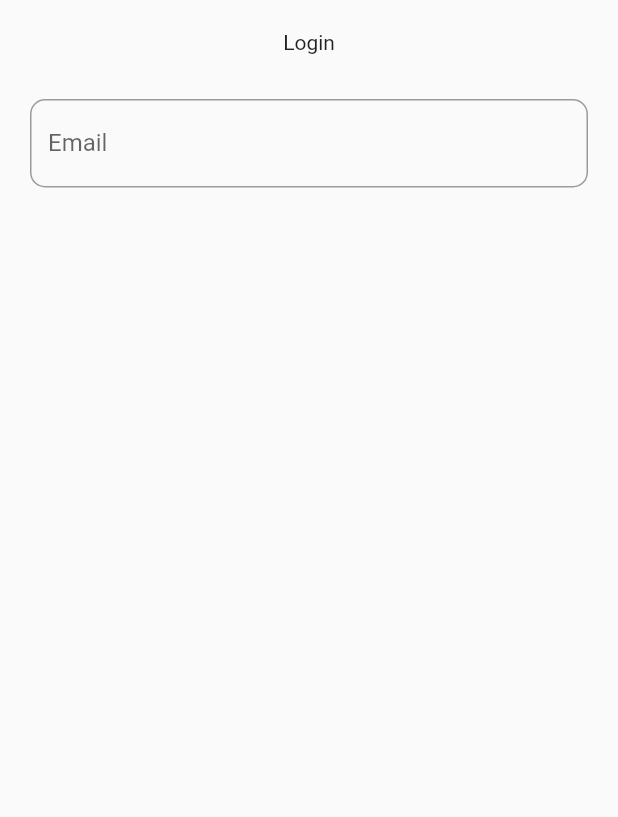
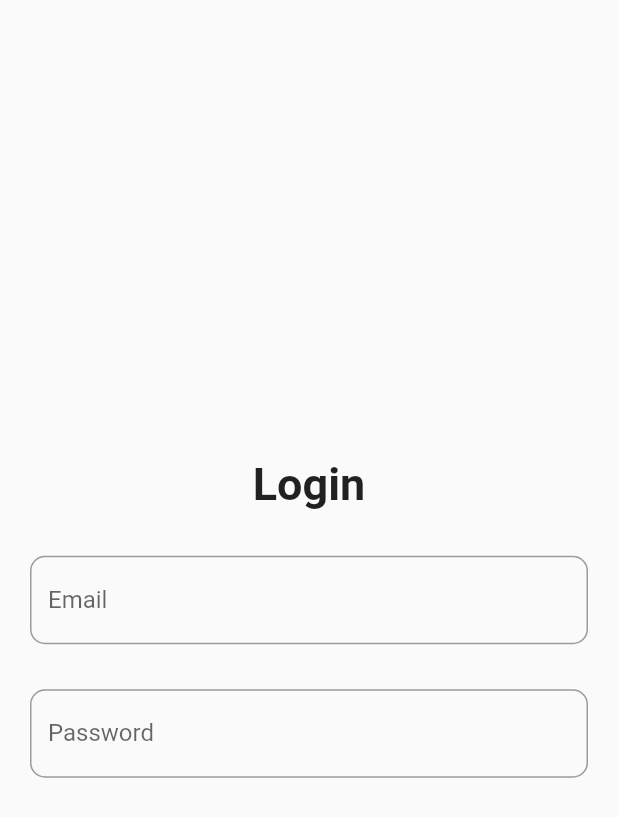
Before and after one commit to fathonix/CRUD-API-Flutter, a Flutter app: the LoginPage screen opened directly, on a phone screen of 412 x 824 dp. Shown: the top 817 px of the screen. Run offline on Flutter 3.47's test engine with Material 2 defaults, Android fonts, the phone set to English and light mode, and no system bars; our stand-ins replace flutter_secure_storage; accounts and stored records are empty.

Commit message:
Hide Status Bar

```diff
--- a/lib/main.dart
+++ b/lib/main.dart
@@ -1,5 +1,6 @@
 import 'package:flutter/material.dart';
 import 'pages/home_page.dart';
+import 'pages/login_page.dart';
 
 void main() async {
   runApp(const MyApp());
@@ -11,7 +12,7 @@ class MyApp extends StatelessWidget {
   @override
   Widget build(BuildContext context) {
     return const MaterialApp(
-      home: HomePage(),
+      home: LoginPage(),
     );
   }
 }
--- a/lib/pages/login_page.dart
+++ b/lib/pages/login_page.dart
@@ -1,4 +1,5 @@
 import 'package:flutter/material.dart';
+import 'package:flutter/services.dart';
 
 class LoginPage extends StatefulWidget {
   const LoginPage({super.key});
@@ -14,9 +15,18 @@ class _LoginPageState extends State<LoginPage> {
   final _passwordController = TextEditingController();
 
   @override
+  void initState() {
+    super.initState();
+    SystemChrome.setEnabledSystemUIMode(
+      SystemUiMode.immersiveSticky,
+    );
+  }
+
+  @override
   Widget build(BuildContext context) {
     return Scaffold(
-      body: Padding(
+      body: Center(
+        child: Padding(
           padding: const EdgeInsets.all(20),
           child: Form(
             key: _formKey,
@@ -24,7 +34,13 @@ class _LoginPageState extends State<LoginPage> {
               mainAxisAlignment: MainAxisAlignment.center,
               mainAxisSize: MainAxisSize.min,
               children: [
-              const Text('Login'),
+                Text(
+                  'Login',
+                  style: TextStyle(
+                    fontSize: 30,
+                    fontWeight: FontWeight.bold,
+                  ),
+                ),
                 const SizedBox(
                   height: 30,
                 ),
@@ -38,7 +54,21 @@ class _LoginPageState extends State<LoginPage> {
                     ),
                   ),
                 ),
+                const SizedBox(
+                  height: 30,
+                ),
+                TextFormField(
+                  controller: _passwordController,
+                  decoration: InputDecoration(
+                    hintText: 'Password',
+                    labelText: 'Password',
+                    border: OutlineInputBorder(
+                      borderRadius: BorderRadius.circular(10),
+                    ),
+                  ),
+                ),
               ],
+            ),
           ),
         ),
       ),
```
Lines whose indentation alone changed are shown as unchanged.
